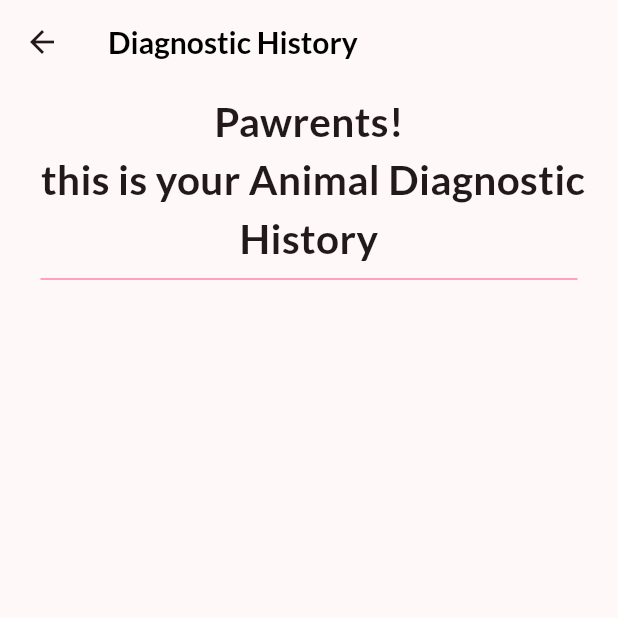
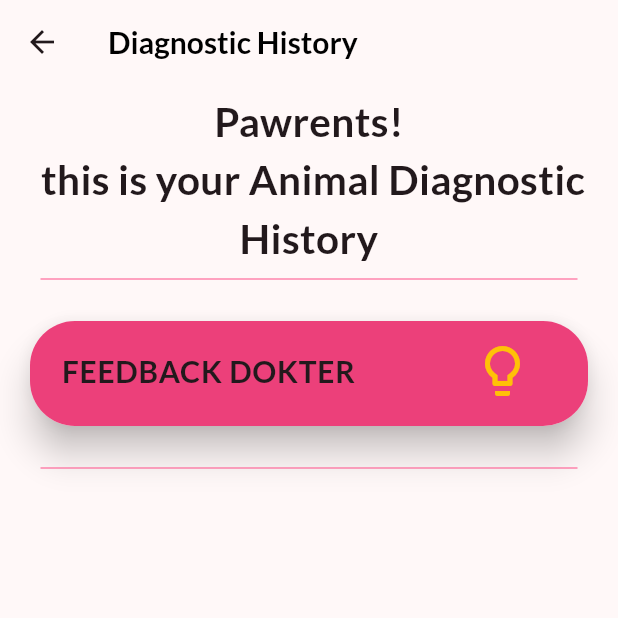
Before and after one commit to Tiarasekarsini/067_AloAnimal, a Flutter app: the RiwayatDiagnosis screen opened directly, on a phone screen of 412 x 824 dp, the top half of it. Run offline on Flutter 3.47's test engine with Material 2 defaults, Android fonts, the light colour scheme and no system bars; our stand-ins replace awesome_dialog, cloud_firestore, firebase_auth, firebase_core, fluttertoast, google_fonts and 1 more; accounts and stored records are empty.

Commit message:
add card for feedback dokter in view riwayat diagnosis

```diff
--- a/lib/view/diagnosis/riwayat_diagnosis.dart
+++ b/lib/view/diagnosis/riwayat_diagnosis.dart
@@ -69,6 +69,61 @@ class _RiwayatDiagnosisState extends State<RiwayatDiagnosis> {
               indent: 27,
               endIndent: 27,
             ),
+            Card(
+                margin: const EdgeInsets.only(right: 20, left: 20, top: 20),
+                elevation: 10,
+                shape: RoundedRectangleBorder(
+                    borderRadius: BorderRadius.circular(30)),
+                child: Container(
+                    padding: const EdgeInsets.all(5),
+                    height: 70,
+                    decoration: BoxDecoration(
+                        color: Colors.pink.shade400,
+                        borderRadius: BorderRadius.circular(30)),
+                    child: ListTile(
+                      title: Text(
+                        'FEEDBACK DOKTER',
+                        style: GoogleFonts.lato(
+                          fontSize: 20,
+                          fontWeight: FontWeight.bold,
+                        ),
+                      ),
+                      trailing: IconButton(
+                        icon: const Icon(Icons.lightbulb_outline),
+                        color: Colors.amber.shade500,
+                        iconSize: 40,
+                        onPressed: () {
+                          AwesomeDialog(
+                            context: context,
+                            dialogType: DialogType.WARNING,
+                            animType: AnimType.TOPSLIDE,
+                            showCloseIcon: true,
+                            title: 'Result',
+                            desc:
+                                "Anda ingin melihat feedback dari dokter?\n Klik 'Lanjutkan'. \n\n Note: Tidak semua Penyakit yang terdiagnosis mendapatkan feedback dari Dokter",
+                            btnOkOnPress: () {
+                              Navigator.push(
+                                context,
+                                MaterialPageRoute(
+                                  builder: (context) => FeedbackList(),
+                                ),
+                              );
+                            },
+                            btnOkColor: Colors.blue,
+                            btnOkText: 'Lanjutkan',
+                          )..show();
+                        },
+                      ),
+                    ))),
+            const SizedBox(
+              height: 20,
+            ),
+            const Divider(
+              color: Color.fromARGB(158, 255, 64, 128),
+              thickness: 1,
+              indent: 27,
+              endIndent: 27,
+            ),
 
             // Menampung data dari controller
             Expanded(
@@ -99,30 +154,6 @@ class _RiwayatDiagnosisState extends State<RiwayatDiagnosis> {
                                 fontWeight: FontWeight.bold,
                               ),
                             ),
-                            trailing: IconButton(
-                              icon: const Icon(Icons.navigate_next_rounded),
-                              onPressed: () {
-                                AwesomeDialog(
-                                  context: context,
-                                  dialogType: DialogType.WARNING,
-                                  animType: AnimType.TOPSLIDE,
-                                  showCloseIcon: true,
-                                  title: 'Result',
-                                  desc:
-                                      "Anda ingin melihat feedback dari Dokter hewan? klik 'lihat' untuk melihat feedback",
-                                  btnOkOnPress: () {
-                                    Navigator.push(
-                                      context,
-                                      MaterialPageRoute(
-                                        builder: (context) => FeedbackList(),
-                                      ),
-                                    );
-                                  },
-                                  btnOkColor: Colors.blue,
-                                  btnOkText: 'Lanjutkan',
-                                )..show();
-                              },
-                            ),
                           ),
                         ),
                       );
```
Also changed, not shown: lib/view/diagnosis/feedback_list.dart (+11 -28 lines).
